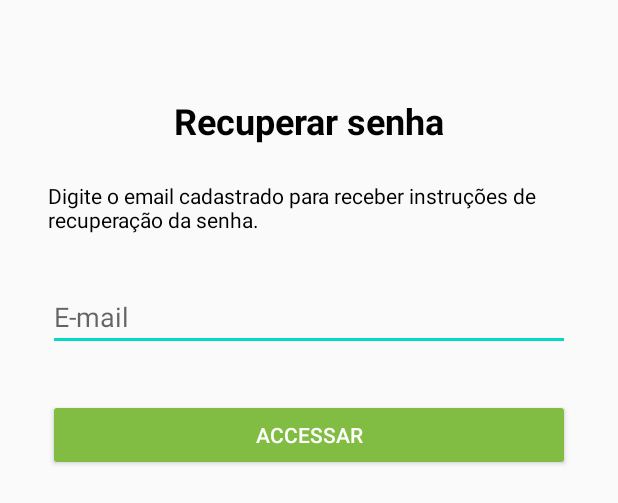
After one commit to repiazza/trainning, an Android app: the layout activity_recover.xml on its own in the app's theme, with its tools: preview values and no code run, on a phone screen of 412 x 824 dp. The commit adds this screen. Shown: the top 503 px of the screen. Run offline under Robolectric (Android 15) with nearby library versions, the phone set to English and light mode, and no system bars.

Commit message:
activity_recover activity_splash activity_cadastro

```diff
--- a/Layout/app/src/main/res/layout/activity_cadastro.xml
+++ b/Layout/app/src/main/res/layout/activity_cadastro.xml
@@ -89,7 +89,6 @@
         android:ems="10"
         android:hint="Confirmar senha"
         android:inputType="textPersonName"
-        android:textColor="@android:color/text_color_primary"
         app:layout_constraintEnd_toEndOf="@+id/edtPassword"
         app:layout_constraintStart_toStartOf="@+id/edtPassword"
         app:layout_constraintTop_toBottomOf="@+id/edtPassword" />
--- /dev/null
+++ b/Layout/app/src/main/res/layout/activity_recover.xml
@@ -0,0 +1,60 @@
+<?xml version="1.0" encoding="utf-8"?>
+<androidx.constraintlayout.widget.ConstraintLayout
+    xmlns:android="http://schemas.android.com/apk/res/android"
+    xmlns:app="http://schemas.android.com/apk/res-auto"
+    xmlns:tools="http://schemas.android.com/tools"
+    android:layout_width="match_parent"
+    android:layout_height="match_parent">
+
+    <Button
+        android:id="@+id/btnAcessar2"
+        android:layout_width="0dp"
+        android:layout_height="wrap_content"
+        android:layout_marginTop="32dp"
+        android:backgroundTint="#81BD42"
+        android:text="ACCESSAR"
+        android:textColor="@android:color/white"
+        app:layout_constraintEnd_toEndOf="@+id/editText"
+        app:layout_constraintStart_toStartOf="@+id/editText"
+        app:layout_constraintTop_toBottomOf="@+id/editText" />
+
+    <TextView
+        android:id="@+id/txvRecuperar"
+        android:layout_width="wrap_content"
+        android:layout_height="wrap_content"
+        android:layout_marginTop="64dp"
+        android:text="Recuperar senha"
+        android:textColor="@android:color/black"
+        android:textSize="24sp"
+        android:textStyle="bold"
+        app:layout_constraintEnd_toEndOf="parent"
+        app:layout_constraintStart_toStartOf="parent"
+        app:layout_constraintTop_toTopOf="parent" />
+
+    <TextView
+        android:id="@+id/txvInstrucoes"
+        android:layout_width="0dp"
+        android:layout_height="36dp"
+        android:layout_marginStart="32dp"
+        android:layout_marginTop="24dp"
+        android:layout_marginEnd="32dp"
+        android:text="Digite o email cadastrado para receber instruções de recuperação da senha."
+        android:textColor="@android:color/black"
+        app:layout_constraintEnd_toEndOf="parent"
+        app:layout_constraintStart_toStartOf="parent"
+        app:layout_constraintTop_toBottomOf="@+id/txvRecuperar" />
+
+    <EditText
+        android:id="@+id/editText"
+        android:layout_width="0dp"
+        android:layout_height="wrap_content"
+        android:layout_marginStart="32dp"
+        android:layout_marginTop="32dp"
+        android:layout_marginEnd="32dp"
+        android:ems="10"
+        android:hint="E-mail"
+        android:inputType="textPersonName"
+        app:layout_constraintEnd_toEndOf="parent"
+        app:layout_constraintStart_toStartOf="parent"
+        app:layout_constraintTop_toBottomOf="@+id/txvInstrucoes" />
+</androidx.constraintlayout.widget.ConstraintLayout>
```
Also changed, not shown: Layout/app/src/main/res/layout/activity_splash.xml (added, +43 -0 lines), 1 other file.
